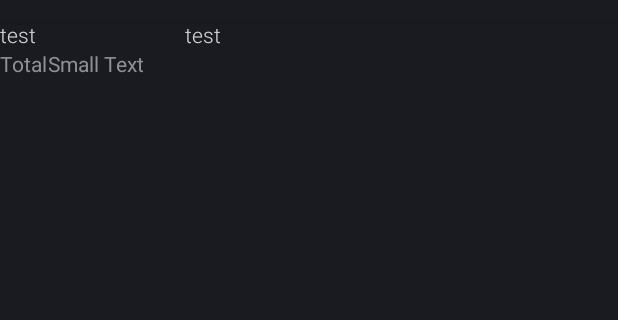
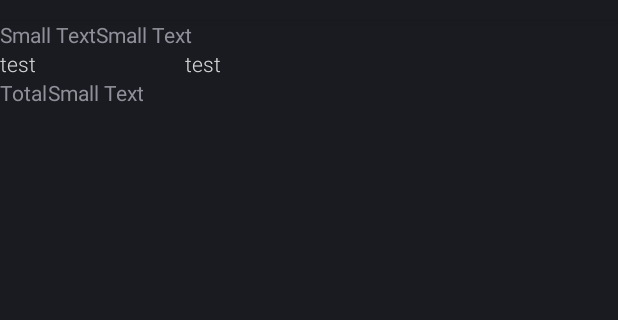
Before and after one commit to ifraixedes/finappsparty-2014, an Android app: the layout rect_activity_new_expense.xml on its own in the app's theme, with its tools: preview values and no code run, on a phone screen of 412 x 824 dp, the part 64-384 px from its top. Run offline under Robolectric (Android 15) with nearby library versions, the phone set to English and light mode, and no system bars; plain views replace BoxInsetLayout, CardFrame, CardScrollView.

Commit message:
Date and time fields on expenses view

```diff
--- a/wear/src/main/res/layout/rect_activity_new_expense.xml
+++ b/wear/src/main/res/layout/rect_activity_new_expense.xml
@@ -16,7 +16,7 @@ android:layout_width="match_parent">
         android:layout_height="match_parent"
         android:layout_width="match_parent"
         app:layout_box="bottom"
-        android:layout_gravity="bottom">
+        android:layout_gravity="right|center_vertical">
 
         <android.support.wearable.view.CardFrame
             android:layout_height="wrap_content"
@@ -26,6 +26,26 @@ android:layout_width="match_parent">
                 android:layout_height="wrap_content"
                 android:layout_width="match_parent"
                 android:orientation="vertical">
+
+                <LinearLayout
+                    android:orientation="horizontal"
+                    android:layout_width="fill_parent"
+                    android:layout_height="fill_parent">
+
+                    <TextView
+                        android:layout_width="wrap_content"
+                        android:layout_height="wrap_content"
+                        android:textAppearance="?android:attr/textAppearanceSmall"
+                        android:text="Small Text"
+                        android:id="@+id/date" />
+
+                    <TextView
+                        android:layout_width="wrap_content"
+                        android:layout_height="wrap_content"
+                        android:textAppearance="?android:attr/textAppearanceSmall"
+                        android:text="Small Text"
+                        android:id="@+id/time" />
+                </LinearLayout>
 
                 <LinearLayout
                     android:orientation="horizontal"
@@ -51,6 +71,7 @@ android:layout_width="match_parent">
                         android:textSize="14sp"
                         android:id="@+id/amount"
                         android:gravity="center_vertical|right" />
+
                 </LinearLayout>
 
                 <LinearLayout
```
Also changed, not shown: 3 other files.
